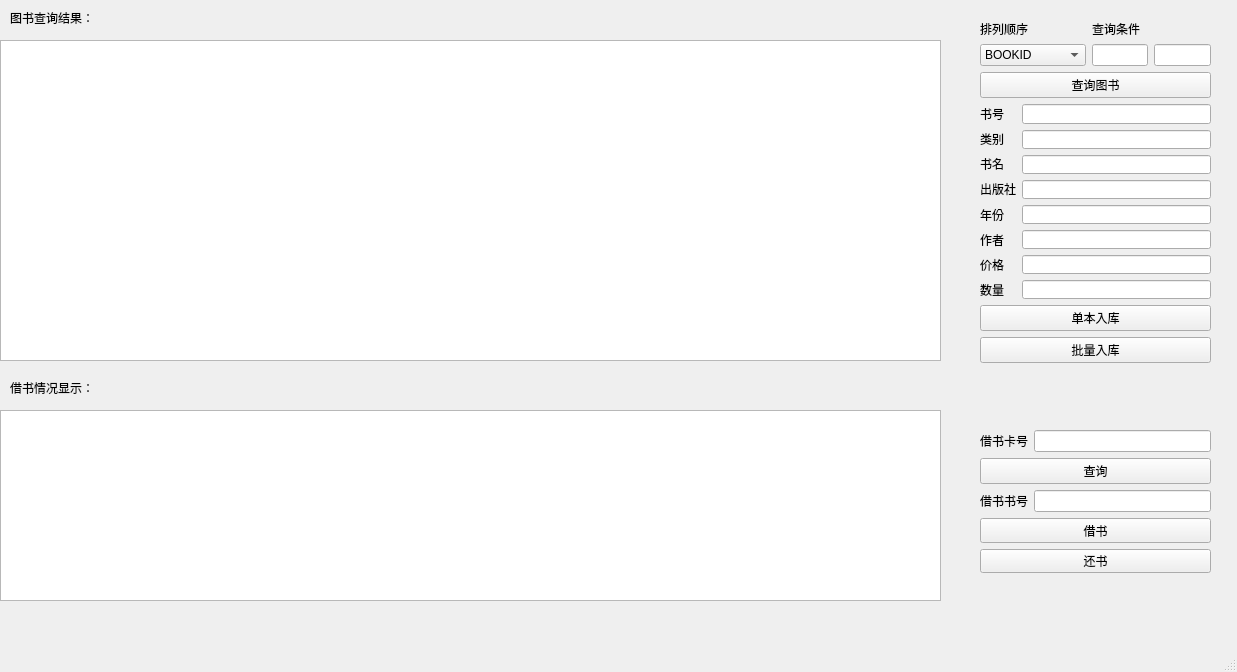
Old version of the form manager.ui in the repository Chan-ZJU/Library-Managing-System.
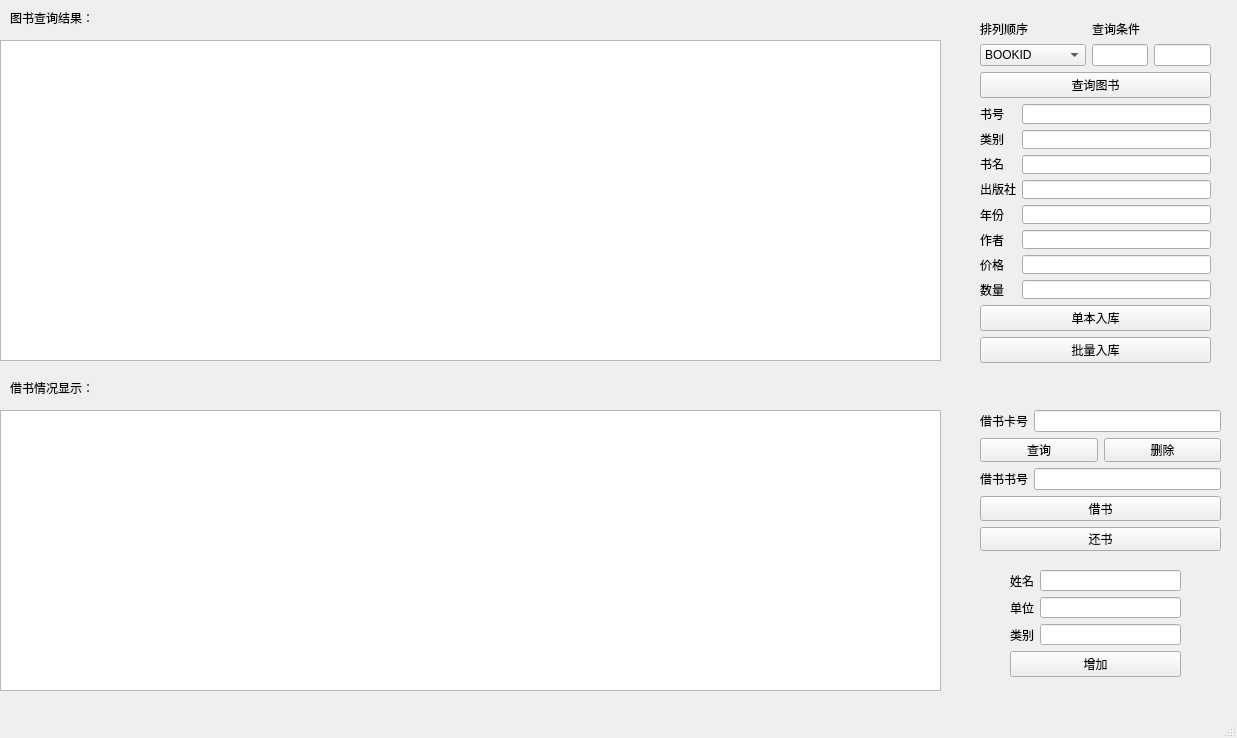
New version of the form.

```diff
--- a/manager.ui
+++ b/manager.ui
@@ -7,7 +7,7 @@
     <x>0</x>
     <y>0</y>
     <width>1237</width>
-    <height>672</height>
+    <height>738</height>
    </rect>
   </property>
   <property name="windowTitle">
@@ -258,7 +258,7 @@
       <x>0</x>
       <y>410</y>
       <width>941</width>
-      <height>191</height>
+      <height>281</height>
      </rect>
     </property>
    </widget>
@@ -266,14 +266,14 @@
     <property name="geometry">
      <rect>
       <x>980</x>
-      <y>430</y>
-      <width>231</width>
-      <height>143</height>
+      <y>410</y>
+      <width>241</width>
+      <height>141</height>
      </rect>
     </property>
-    <layout class="QVBoxLayout" name="verticalLayout_7">
+    <layout class="QVBoxLayout" name="verticalLayout_5">
      <item>
-      <layout class="QHBoxLayout" name="horizontalLayout_4">
+      <layout class="QHBoxLayout" name="horizontalLayout_3">
        <item>
         <widget class="QLabel" name="label_12">
          <property name="text">
@@ -287,6 +287,8 @@
       </layout>
      </item>
      <item>
+      <layout class="QHBoxLayout" name="horizontalLayout_2">
+       <item>
       <widget class="QPushButton" name="QueryCardID">
        <property name="text">
         <string>查询</string>
@@ -294,7 +296,16 @@
       </widget>
      </item>
      <item>
-      <layout class="QHBoxLayout" name="horizontalLayout_3">
+        <widget class="QPushButton" name="DeleteCard">
+         <property name="text">
+          <string>删除</string>
+         </property>
+        </widget>
+       </item>
+      </layout>
+     </item>
+     <item>
+      <layout class="QHBoxLayout" name="horizontalLayout_4">
        <item>
         <widget class="QLabel" name="label_13">
          <property name="text">
@@ -308,8 +319,6 @@
       </layout>
      </item>
      <item>
-      <layout class="QVBoxLayout" name="verticalLayout_5">
-       <item>
         <widget class="QPushButton" name="BorrowBook">
          <property name="text">
           <string>借书</string>
@@ -317,8 +326,6 @@
         </widget>
        </item>
        <item>
-        <layout class="QVBoxLayout" name="verticalLayout_6">
-         <item>
           <widget class="QPushButton" name="ReturnBook">
            <property name="text">
             <string>还书</string>
@@ -326,8 +333,65 @@
           </widget>
          </item>
         </layout>
-       </item>
-      </layout>
+   </widget>
+   <widget class="QWidget" name="">
+    <property name="geometry">
+     <rect>
+      <x>1010</x>
+      <y>570</y>
+      <width>171</width>
+      <height>107</height>
+     </rect>
+    </property>
+    <layout class="QVBoxLayout" name="verticalLayout_8">
+     <item>
+      <layout class="QHBoxLayout" name="horizontalLayout_5">
+       <item>
+        <layout class="QVBoxLayout" name="verticalLayout_7">
+         <item>
+          <widget class="QLabel" name="label_15">
+           <property name="text">
+            <string>姓名</string>
+           </property>
+          </widget>
+         </item>
+         <item>
+          <widget class="QLabel" name="label_16">
+           <property name="text">
+            <string>单位</string>
+           </property>
+          </widget>
+         </item>
+         <item>
+          <widget class="QLabel" name="label_17">
+           <property name="text">
+            <string>类别</string>
+           </property>
+          </widget>
+         </item>
+        </layout>
+       </item>
+       <item>
+        <layout class="QVBoxLayout" name="verticalLayout_6">
+         <item>
+          <widget class="QLineEdit" name="LineName"/>
+         </item>
+         <item>
+          <widget class="QLineEdit" name="LineUnit"/>
+         </item>
+         <item>
+          <widget class="QLineEdit" name="LineType"/>
+         </item>
+        </layout>
+       </item>
+      </layout>
+     </item>
+     <item>
+      <widget class="QPushButton" name="AddCard">
+       <property name="text">
+        <string>增加</string>
+       </property>
+      </widget>
      </item>
     </layout>
    </widget>
```
Left out of the diff: 2 changed lines with no effect on the pictures. Lines whose indentation alone changed are shown as unchanged.
